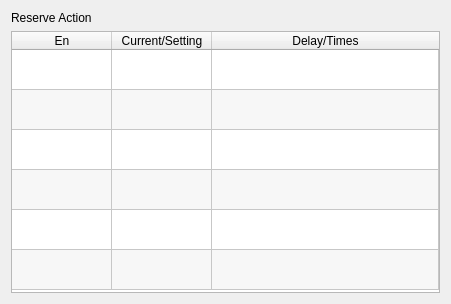
Qt form hcinstruction/icpneumaticactionpage.ui (GaussCheng/2-5AxisPunch) before a commit.
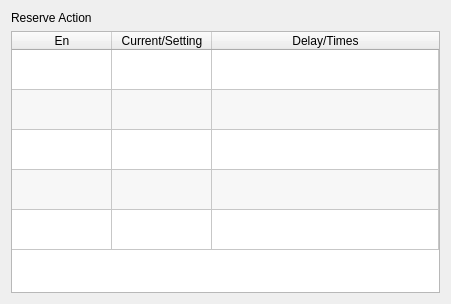
The same form after that commit. Icons and pictures are not drawn.

What changed in the file:
```diff
--- a/hcinstruction/icpneumaticactionpage.ui
+++ b/hcinstruction/icpneumaticactionpage.ui
@@ -105,11 +105,6 @@
      <attribute name="verticalHeaderStretchLastSection">
       <bool>false</bool>
      </attribute>
-     <row>
-      <property name="text">
-       <string>Reserve1</string>
-      </property>
-     </row>
      <row>
       <property name="text">
        <string>Reserve2</string>
@@ -218,19 +213,6 @@
        <string/>
       </property>
      </item>
-     <item row="5" column="0">
-      <property name="text">
-       <string/>
-      </property>
-      <property name="checkState">
-       <enum>Unchecked</enum>
-      </property>
-     </item>
-     <item row="5" column="1">
-      <property name="text">
-       <string/>
-      </property>
-     </item>
     </widget>
    </item>
   </layout>
```
